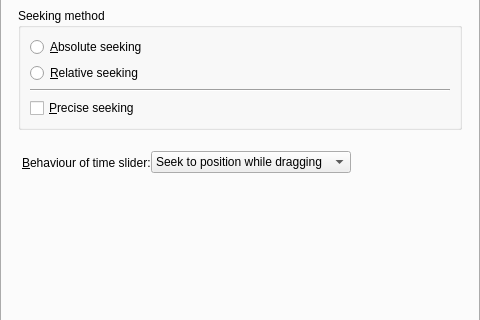
Old version of the form src/gui/pref/input.ui in the repository wilbert2000/wzplayer; both pictures show x 0 to 480 and y 111 to 431 of the 480 by 576 pixel window.
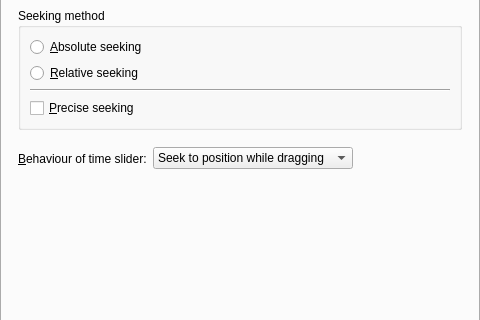
New version of the form. The open tabs and pages were chosen to show the change. Custom widgets are drawn as their Qt base class.

Commit message: Removed margin, added spacing

```diff
--- a/src/gui/pref/input.ui
+++ b/src/gui/pref/input.ui
@@ -596,17 +596,8 @@
        </item>
        <item row="4" column="0">
         <layout class="QHBoxLayout">
-         <property name="leftMargin">
-          <number>4</number>
-         </property>
-         <property name="topMargin">
-          <number>4</number>
-         </property>
-         <property name="rightMargin">
-          <number>4</number>
-         </property>
-         <property name="bottomMargin">
-          <number>4</number>
+         <property name="spacing">
+          <number>6</number>
          </property>
          <item>
           <widget class="QLabel" name="label_3">
```
The commit also changes 1 other file.
